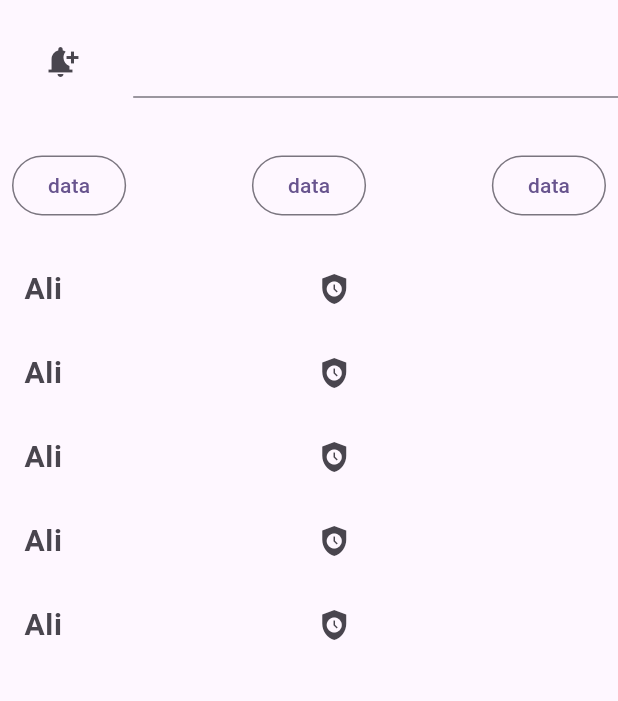
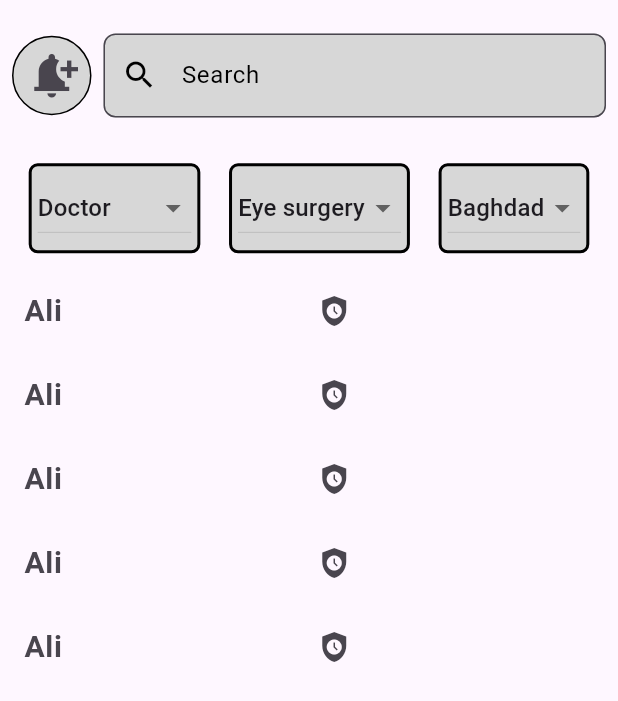
Before and after one commit to Alqdees/guide_of_iraq, a Flutter app: the screen it shows after launch, on a phone screen of 412 x 824 dp. Shown: the top 701 px of the screen. Run offline on Flutter 3.47's test engine with Material 3 defaults, Android fonts, the phone set to English and light mode, and no system bars; our stand-ins replace get, shared_preferences.

Commit message:
complate dropdownbutton

```diff
--- /dev/null
+++ b/lib/View/Colors/ColorApp.dart
@@ -0,0 +1,5 @@
+import 'package:flutter/material.dart';
+
+class ColorApp {
+  static const Color graylight = Color.fromARGB(255, 215, 215, 215);
+}
--- a/lib/View/HomePage/HomePage.dart
+++ b/lib/View/HomePage/HomePage.dart
@@ -1,6 +1,10 @@
 import 'package:flutter/material.dart';
+import 'package:flutter/painting.dart';
+import 'package:flutter/services.dart';
+import 'package:flutter/widgets.dart';
 import 'package:get/get.dart';
 import 'package:guide_of_iraq/Control/ShowDataController.dart';
+import 'package:guide_of_iraq/View/Colors/ColorApp.dart';
 
 class HomePage extends StatelessWidget {
   const HomePage({super.key});
@@ -14,13 +18,28 @@ class HomePage extends StatelessWidget {
           body: SafeArea(
               child: Column(
             children: [
+              const SizedBox(
+                height: 10.0,
+              ),
               Expanded(
                 child: Row(
                   children: [
-                    Expanded(
-                      flex: 1,
+                    const SizedBox(
+                      width: 8.0,
+                    ),
+                    Container(
+                      // color: ColorApp.graylight,
+                      decoration: BoxDecoration(
+                        color: ColorApp.graylight, // Background color
+                        shape: BoxShape.circle,
+                        border: Border.all(
+                          color: Colors.black, // Border color
+                          width: 1.0, // Border width
+                        ),
+                      ),
                       child: IconButton(
                         onPressed: () {},
+                        iconSize: 35.0,
                         icon: const Icon(
                           Icons.notification_add,
                         ),
@@ -31,36 +50,74 @@ class HomePage extends StatelessWidget {
                     ),
                     Expanded(
                       flex: 4,
-                      child: TextFormField(),
+                      child: TextFormField(
+                        decoration: InputDecoration(
+                          filled: true,
+                          fillColor: ColorApp.graylight, // Background color
+                          hintText: 'Search'.tr,
+                          hintStyle: const TextStyle(color: Colors.black),
+                          border: const OutlineInputBorder(
+                            borderRadius:
+                                BorderRadius.all(Radius.circular(8.0)),
+                          ),
+                          labelText: "Search".tr,
+
+                          prefixIcon: const Icon(
+                            Icons.search,
+                            color: Colors.black,
+                          ),
+                          // border: OutlineInputBorder(),
+                          focusedBorder: const OutlineInputBorder(
+                            borderSide: BorderSide(
+                              color: Colors.black,
+                            ),
+                          ),
+                          labelStyle: const TextStyle(
+                            color: Colors.black,
+                            //  background: ,
+                          ),
+                        ),
+                      ),
+                    ),
+                    const SizedBox(
+                      width: 8.0,
                     ),
                   ],
                 ),
+              ),
+              const SizedBox(
+                height: 8.0,
               ),
               Expanded(
                 flex: 1,
                 child: Row(
                   mainAxisAlignment: MainAxisAlignment.spaceBetween,
                   children: [
-                    Padding(
-                      padding: const EdgeInsets.all(8.0),
-                      child: OutlinedButton(
-                        onPressed: () {},
-                        child: const Text('data'),
-                      ),
+                    const SizedBox(
+                      height: 4.0,
                     ),
-                    Padding(
-                      padding: const EdgeInsets.all(8.0),
-                      child: OutlinedButton(
-                        onPressed: () {},
-                        child: const Text('data'),
-                      ),
+                    DropdownExample(
+                      name: "Doctor",
+                      dropdownItems: const [
+                        'Lawer',
+                        'Doctor',
+                        'Pharmacal',
+                      ],
                     ),
-                    Padding(
-                      padding: const EdgeInsets.all(8.0),
-                      child: OutlinedButton(
-                        onPressed: () {},
-                        child: const Text('data'),
-                      ),
+                    DropdownExample(
+                      name: "Eye surgery",
+                      dropdownItems: const [
+                        "Eye surgery",
+                      ],
+                    ),
+                    DropdownExample(
+                      name: "Baghdad",
+                      dropdownItems: const [
+                        'Baghdad',
+                      ],
+                    ),
+                    const SizedBox(
+                      height: 4.0,
                     ),
                   ],
                 ),
@@ -70,7 +127,6 @@ class HomePage extends StatelessWidget {
                 child: ListView.builder(
                   itemCount: 5,
                   itemBuilder: (context, i) {
-
                     return const ListTile(
                       leading: Text(
                         'Ali',
@@ -91,3 +147,52 @@ class HomePage extends StatelessWidget {
     );
   }
 }
+
+class DropdownExample extends StatefulWidget {
+  DropdownExample({required this.name, required this.dropdownItems, super.key});
+  String? name;
+  List<String>? dropdownItems;
+  @override
+  _DropdownExampleState createState() => _DropdownExampleState();
+}
+
+class _DropdownExampleState extends State<DropdownExample> {
+  String? _selectedValue;
+
+  List<String>? _dropdownItems;
+  @override
+  void initState() {
+    super.initState();
+    _selectedValue = widget.name;
+    // Initialize state with the constructor parameter
+    _dropdownItems = widget.dropdownItems;
+  }
+
+  @override
+  Widget build(BuildContext context) {
+    return Container(
+      padding: const EdgeInsets.all(4.0),
+      decoration: BoxDecoration(
+        color: ColorApp.graylight, // Background color
+        borderRadius: BorderRadius.circular(6),
+        border: Border.all(color: Colors.black, width: 2),
+      ),
+      child: DropdownButton<String>(
+        dropdownColor: ColorApp.graylight,
+        hint: Text(_selectedValue!),
+        value: _selectedValue,
+        items: _dropdownItems!.map((String item) {
+          return DropdownMenuItem<String>(
+            value: item,
+            child: Text(item),
+          );
+        }).toList(),
+        onChanged: (String? newValue) {
+          setState(() {
+            _selectedValue = newValue;
+          });
+        },
+      ),
+    );
+  }
+}
```
